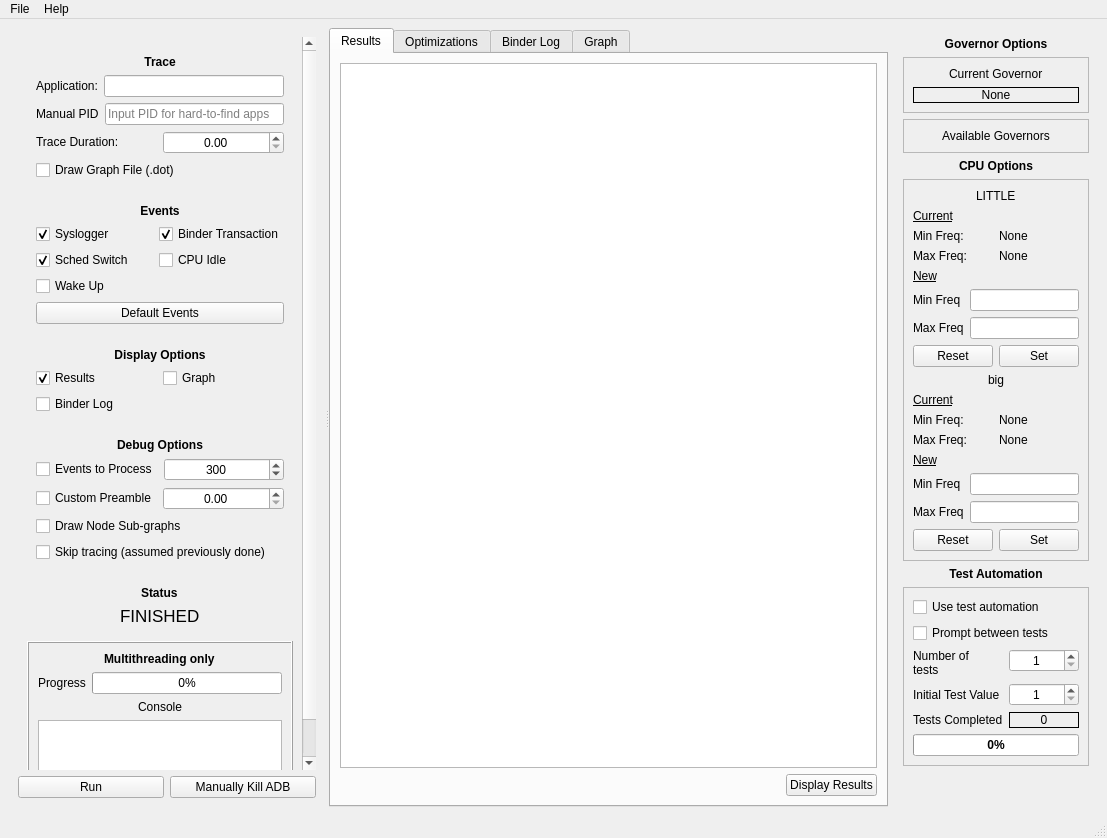
Above: UI/MainInterface.ui from alxhoff/BrezeFlow before the change. Below: the same form after it.
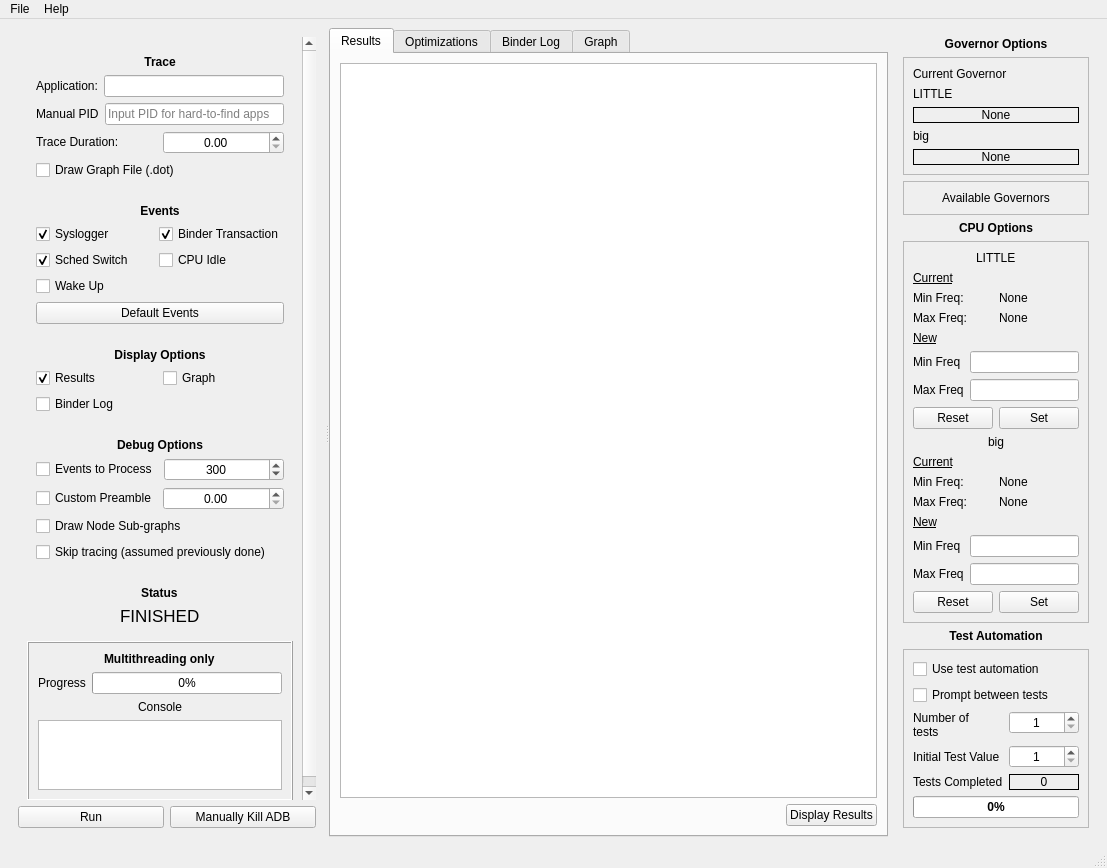
That is the form after the change. Icons and pictures are not drawn.

Commit message: Split governor setting into big and little

Patch:
```diff
--- a/UI/MainInterface.ui
+++ b/UI/MainInterface.ui
@@ -737,7 +737,7 @@
           <enum>QFrame::Raised</enum>
          </property>
          <layout class="QVBoxLayout" name="verticalLayout_15">
-          <item alignment="Qt::AlignHCenter">
+          <item>
            <widget class="QLabel" name="label_13">
             <property name="font">
              <font>
@@ -751,7 +751,40 @@
            </widget>
           </item>
           <item>
-           <widget class="QLabel" name="labelCurrentGovernor">
+           <widget class="QLabel" name="label_36">
+            <property name="text">
+             <string>LITTLE</string>
+            </property>
+           </widget>
+          </item>
+          <item>
+           <widget class="QLabel" name="labelCurrentLittleGovernor">
+            <property name="autoFillBackground">
+             <bool>false</bool>
+            </property>
+            <property name="frameShape">
+             <enum>QFrame::Panel</enum>
+            </property>
+            <property name="text">
+             <string>None</string>
+            </property>
+            <property name="alignment">
+             <set>Qt::AlignCenter</set>
+            </property>
+            <property name="margin">
+             <number>5</number>
+            </property>
+           </widget>
+          </item>
+          <item>
+           <widget class="QLabel" name="label_37">
+            <property name="text">
+             <string>big</string>
+            </property>
+           </widget>
+          </item>
+          <item>
+           <widget class="QLabel" name="labelCurrentBigGovernor">
             <property name="autoFillBackground">
              <bool>false</bool>
             </property>
```
The commit also changes 6 other files.
